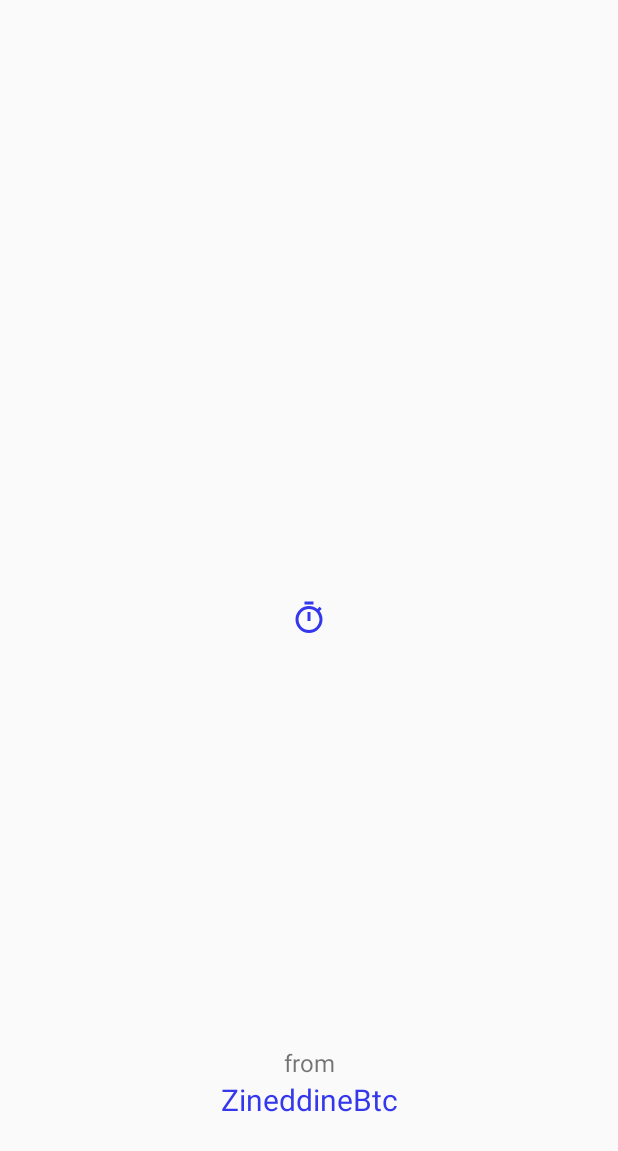
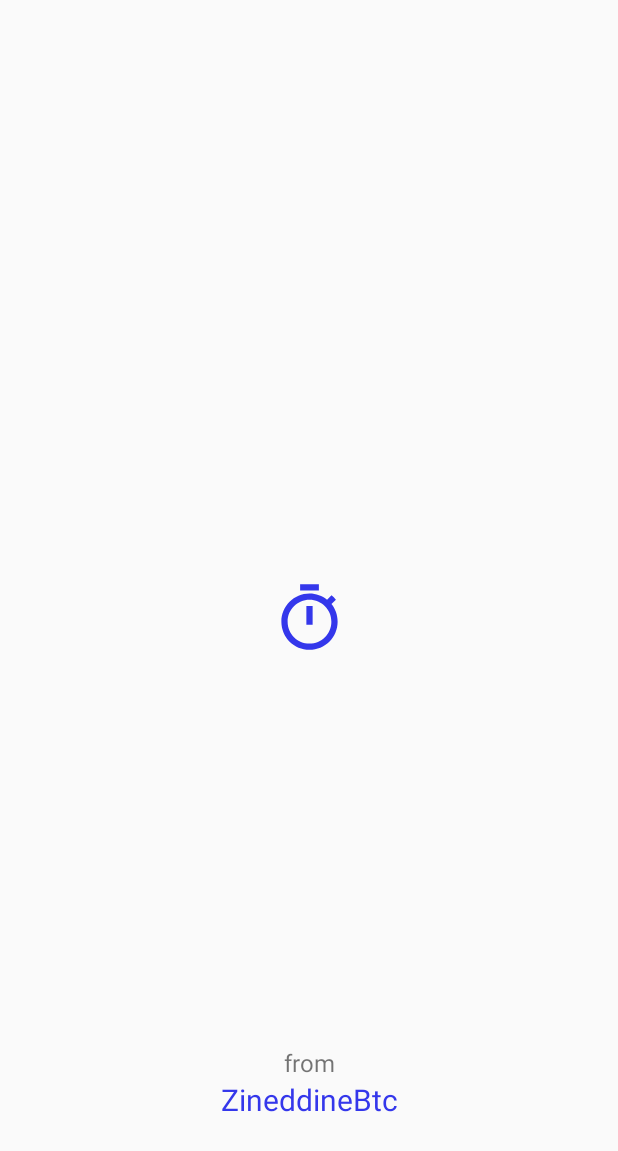
Before and after one commit to ZineddineBtc/ChessClock, an Android app: the screen it shows after launch (LogoActivity), on a phone screen of 412 x 824 dp. Before the commit the part shown is almost empty. Shown: the top 1151 px of the screen. Run offline under Robolectric (Android 15) with nearby library versions, the phone set to English and light mode, and no system bars.

Commit message:
Logo adjusted

```diff
--- a/app/src/main/res/drawable/ic_logo.xml
+++ b/app/src/main/res/drawable/ic_logo.xml
@@ -1,6 +1,6 @@
-<vector android:height="24dp"
+<vector android:height="50dp"
     android:tint="@color/special"
     android:viewportHeight="24.0" android:viewportWidth="24.0"
-    android:width="24dp" xmlns:android="http://schemas.android.com/apk/res/android">
+    android:width="50dp" xmlns:android="http://schemas.android.com/apk/res/android">
     <path android:fillColor="#FF000000" android:pathData="M15,1L9,1v2h6L15,1zM11,14h2L13,8h-2v6zM19.03,7.39l1.42,-1.42c-0.43,-0.51 -0.9,-0.99 -1.41,-1.41l-1.42,1.42C16.07,4.74 14.12,4 12,4c-4.97,0 -9,4.03 -9,9s4.02,9 9,9 9,-4.03 9,-9c0,-2.12 -0.74,-4.07 -1.97,-5.61zM12,20c-3.87,0 -7,-3.13 -7,-7s3.13,-7 7,-7 7,3.13 7,7 -3.13,7 -7,7z"/>
 </vector>
```
